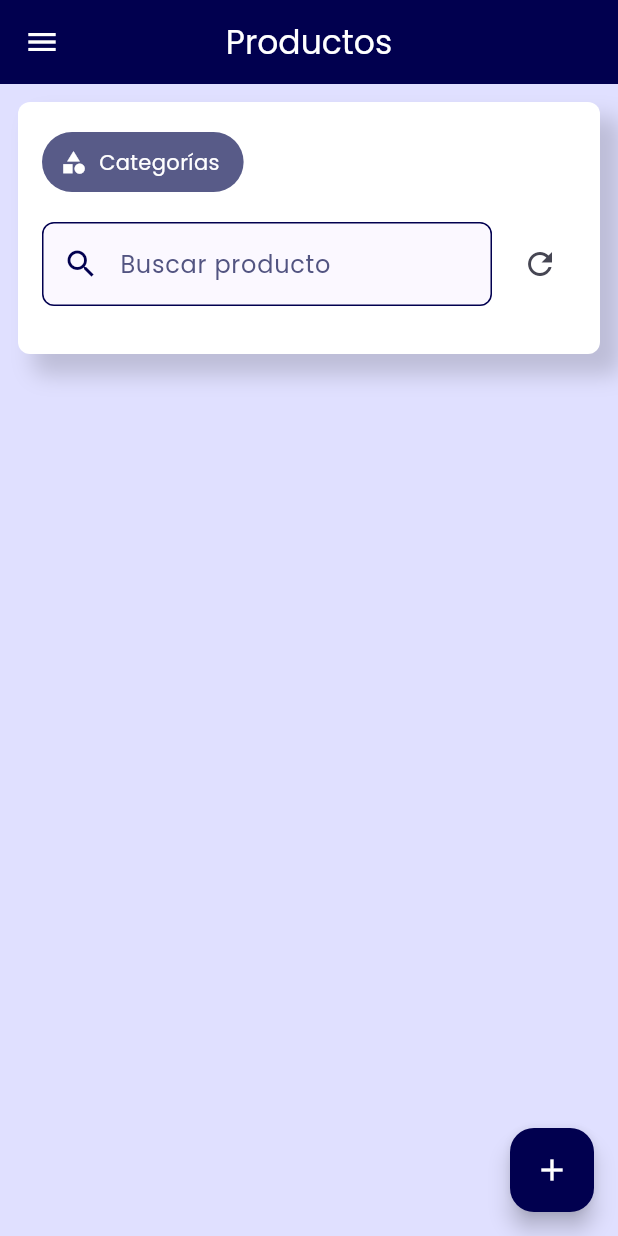
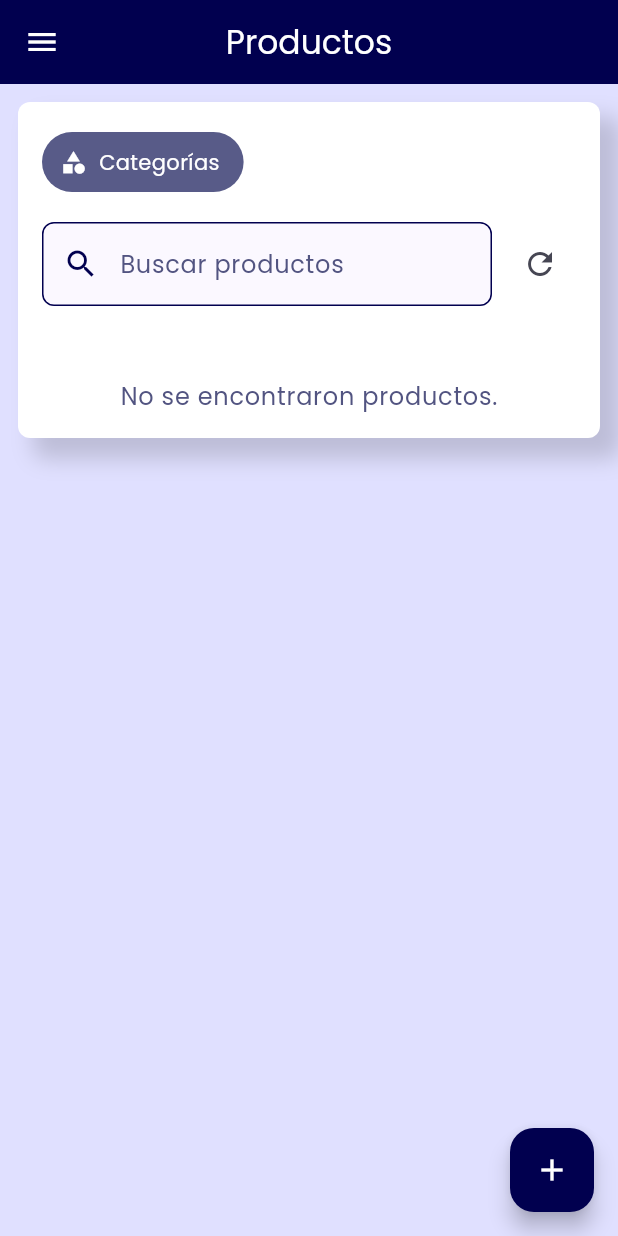
Before and after one commit to primware/prim, a Flutter app: the ProductListPage screen opened directly, on a phone screen of 412 x 824 dp. Run offline on Flutter 3.47's test engine with Material 3 defaults, Android fonts, the phone set to English and light mode, and no system bars; our stand-ins replace camera, dropdown_search, fl_chart, flutter_localization, google_fonts, printing and 4 more; accounts and stored records are empty; network calls fail.

Commit message:
feat: Add localization support for product management views and enhance UI text

```diff
--- a/lib/localization/app_locale.dart
+++ b/lib/localization/app_locale.dart
@@ -1,5 +1,12 @@
 class AppLocale {
   static const String login = 'login';
+  static const String products = 'products';
+  static const String searchProducts = 'searchProducts';
+  static const String productCode = 'productCode';
+  static const String productName = 'productName';
+  static const String productPrice = 'productPrice';
+  static const String productStock = 'productStock';
+  static const String noProductsFound = 'noProductsFound';
   static const String user = 'user';
   static const String pass = 'pass';
   static const String rememberLogin = 'remenberLogin';
@@ -62,27 +69,39 @@ class AppLocale {
   static const String grossTotal = 'grossTotal';
   static const String taxTotal = 'taxTotal';
   static const String finalTotal = 'finalTotal';
-  static const String creditNote = 'creditNote';
-  static const String categories = 'categories';
-  static const String selectCategories = 'selectCategories';
-  static const String apply = 'apply';
-  static const String product = 'product';
-  static const String paymentMethods = 'paymentMethods';
-  static const String paymentSumMustEqualTotal = 'paymentSumMustEqualTotal';
-  static const String summary = 'summary';
-  static const String taxes = 'taxes';
-  static const String totalTaxes = 'totalTaxes';
-  static const String documentAction = 'documentAction';
-  static const String taxType = 'taxType';
-  static const String descriptionOptional = 'descriptionOptional';
-  static const String change = 'change';
-  static const String orderCompleted = 'orderCompleted';
-  static const String creditNoteCompleted = 'creditNoteCompleted';
-  static const String confirmCompleteOrder = 'confirmCompleteOrder';
-  static const String confirmCompleteCreditNote = 'confirmCompleteCreditNote';
-  static const String noTax = 'noTax';
+
+  static const String productDetail = 'productDetail';
+  static const String code = 'code';
+  static const String name = 'name';
+  static const String description = 'description';
+  static const String priceKey = 'priceKey';
+  static const String stockKey = 'stockKey';
+  static const String category = 'category';
+  static const String addToCart = 'addToCart';
+  static const String updateProduct = 'updateProduct';
+  static const String deleteProduct = 'deleteProduct';
+  static const String confirmDeleteProduct = 'confirmDeleteProduct';
+  static const String productDeletedSuccessfully = 'productDeletedSuccessfully';
+  static const String errorDeletingProduct = 'errorDeletingProduct';
+  static const String editProduct = 'editProduct';
+  static const String saveChanges = 'saveChanges';
+  static const String productUpdatedSuccessfully = 'productUpdatedSuccessfully';
+  static const String errorUpdatingProduct = 'errorUpdatingProduct';
+
+  static const String newProduct = 'newProduct';
+  static const String save = 'save';
+  static const String productCreatedSuccessfully = 'productCreatedSuccessfully';
+  static const String errorCreatingProduct = 'errorCreatingProduct';
+  static const String requiredField = 'requiredField';
 
   static const Map<String, dynamic> en = {
+    products: 'Products',
+    searchProducts: 'Search products',
+    productCode: 'Code',
+    productName: 'Name',
+    productPrice: 'Price',
+    productStock: 'Stock',
+    noProductsFound: 'No products found.',
     login: 'Login',
     user: 'User',
     pass: 'Password',
@@ -146,29 +165,38 @@ class AppLocale {
     grossTotal: 'Gross total:',
     taxTotal: 'Tax total:',
     finalTotal: 'Final total:',
-    creditNote: 'Credit note',
-    categories: 'Categories',
-    selectCategories: 'Select categories',
-    apply: 'Apply',
-    product: 'Product',
-    paymentMethods: 'Payment methods',
-    paymentSumMustEqualTotal: 'The sum of payments must equal the total.',
-    summary: 'Summary',
-    taxes: 'Taxes',
-    totalTaxes: 'Total taxes',
-    documentAction: 'Document action',
-    taxType: 'Tax type',
-    descriptionOptional: 'Description (optional)',
-    change: 'Change',
-    orderCompleted: 'Order completed',
-    creditNoteCompleted: 'Credit note completed',
-    confirmCompleteOrder: 'Are you sure you want to complete the order?',
-    confirmCompleteCreditNote:
-        'Are you sure you want to complete the credit note?',
-    noTax: 'No tax',
+    productDetail: 'Product Detail',
+    code: 'Code',
+    name: 'Name',
+    description: 'Description',
+    priceKey: 'Price',
+    stockKey: 'Stock',
+    category: 'Category',
+    addToCart: 'Add to Cart',
+    updateProduct: 'Update Product',
+    deleteProduct: 'Delete Product',
+    confirmDeleteProduct: 'Are you sure you want to delete this product?',
+    productDeletedSuccessfully: 'Product deleted successfully.',
+    errorDeletingProduct: 'Error deleting product.',
+    editProduct: 'Edit Product',
+    saveChanges: 'Save Changes',
+    productUpdatedSuccessfully: 'Product updated successfully.',
+    errorUpdatingProduct: 'Error updating product.',
+    newProduct: 'New Product',
+    save: 'Save',
+    productCreatedSuccessfully: 'Product created successfully.',
+    errorCreatingProduct: 'Error creating product.',
+    requiredField: 'Required field',
   };
 
   static const Map<String, dynamic> es = {
+    products: 'Productos',
+    searchProducts: 'Buscar productos',
+    productCode: 'Código',
+    productName: 'Nombre',
+    productPrice: 'Precio',
+    productStock: 'Stock',
+    noProductsFound: 'No se encontraron productos.',
     login: 'Iniciar Sesión',
     user: 'Usuario',
     pass: 'Contraseña',
@@ -231,25 +259,27 @@ class AppLocale {
     grossTotal: 'Total bruto:',
     taxTotal: 'Total impuesto:',
     finalTotal: 'Total final:',
-    creditNote: 'Nota de crédito',
-    categories: 'Categorías',
-    selectCategories: 'Selecciona las categorías',
-    apply: 'Aplicar',
-    product: 'Producto',
-    paymentMethods: 'Métodos de pago',
-    paymentSumMustEqualTotal: 'La suma de los pagos debe ser igual al total.',
-    summary: 'Resumen',
-    taxes: 'Impuestos',
-    totalTaxes: 'Total impuestos',
-    documentAction: 'Acción del Documento',
-    taxType: 'Tipo de impuesto',
-    descriptionOptional: 'Descripción (opcional)',
-    change: 'Vuelto',
-    orderCompleted: 'Orden completada',
-    creditNoteCompleted: 'Nota de crédito completada',
-    confirmCompleteOrder: '¿Está seguro de que desea completar la orden?',
-    confirmCompleteCreditNote:
-        '¿Está seguro de que desea completar la nota de crédito?',
-    noTax: 'Sin impuesto',
+    productDetail: 'Detalle de producto',
+    code: 'Código',
+    name: 'Nombre',
+    description: 'Descripción',
+    priceKey: 'Precio',
+    stockKey: 'Stock',
+    category: 'Categoría',
+    addToCart: 'Agregar al carrito',
+    updateProduct: 'Actualizar producto',
+    deleteProduct: 'Eliminar producto',
+    confirmDeleteProduct: '¿Está seguro de que desea eliminar este producto?',
+    productDeletedSuccessfully: 'Producto eliminado con éxito.',
+    errorDeletingProduct: 'Error al eliminar el producto.',
+    editProduct: 'Editar producto',
+    saveChanges: 'Guardar cambios',
+    productUpdatedSuccessfully: 'Producto actualizado con éxito.',
+    errorUpdatingProduct: 'Error al actualizar el producto.',
+    newProduct: 'Nuevo producto',
+    save: 'Guardar',
+    productCreatedSuccessfully: 'Producto creado con éxito.',
+    errorCreatingProduct: 'Error al crear el producto.',
+    requiredField: 'Campo requerido',
   };
 }
--- a/lib/views/Home/product/product_view.dart
+++ b/lib/views/Home/product/product_view.dart
@@ -1,6 +1,8 @@
 import 'dart:async';
 import 'package:flutter/material.dart';
+import 'package:flutter_localization/flutter_localization.dart';
 import 'package:primware/shared/custom_container.dart';
+import 'package:primware/localization/app_locale.dart';
 import '../../../shared/custom_app_menu.dart';
 import '../../../shared/custom_spacer.dart';
 import '../../../shared/shimmer_list.dart';
@@ -157,7 +159,7 @@ class _ProductListPageState extends State<ProductListPage> {
         },
         child: Scaffold(
           appBar: AppBar(
-            title: Text('Productos'),
+            title: Text(AppLocale.products.getString(context)),
           ),
           drawer: MenuDrawer(),
           floatingActionButton: FloatingActionButton(
@@ -325,7 +327,7 @@ class _ProductListPageState extends State<ProductListPage> {
                     children: [
                       Expanded(
                         child: TextfieldTheme(
-                          texto: 'Buscar producto',
+                          texto: AppLocale.searchProducts.getString(context),
                           controlador: productController,
                           icono: Icons.search,
                           onChanged: (_) => debouncedLoadProduct(),
@@ -341,7 +343,17 @@ class _ProductListPageState extends State<ProductListPage> {
                   const SizedBox(height: CustomSpacer.medium),
                   _isLoading
                       ? ShimmerList(separation: CustomSpacer.medium)
-                      : _buildOrderList(_getFilteredOrders()),
+                      : _getFilteredOrders().isEmpty
+                          ? Padding(
+                              padding: const EdgeInsets.only(top: 32.0),
+                              child: Center(
+                                child: Text(
+                                  AppLocale.noProductsFound.getString(context),
+                                  style: Theme.of(context).textTheme.bodyLarge,
+                                ),
+                              ),
+                            )
+                          : _buildOrderList(_getFilteredOrders()),
                 ],
               )),
             ),
```
Also changed, not shown: lib/views/Home/product/product_details.dart (+26 -15 lines), lib/views/Home/product/product_new.dart (+24 -13 lines).
